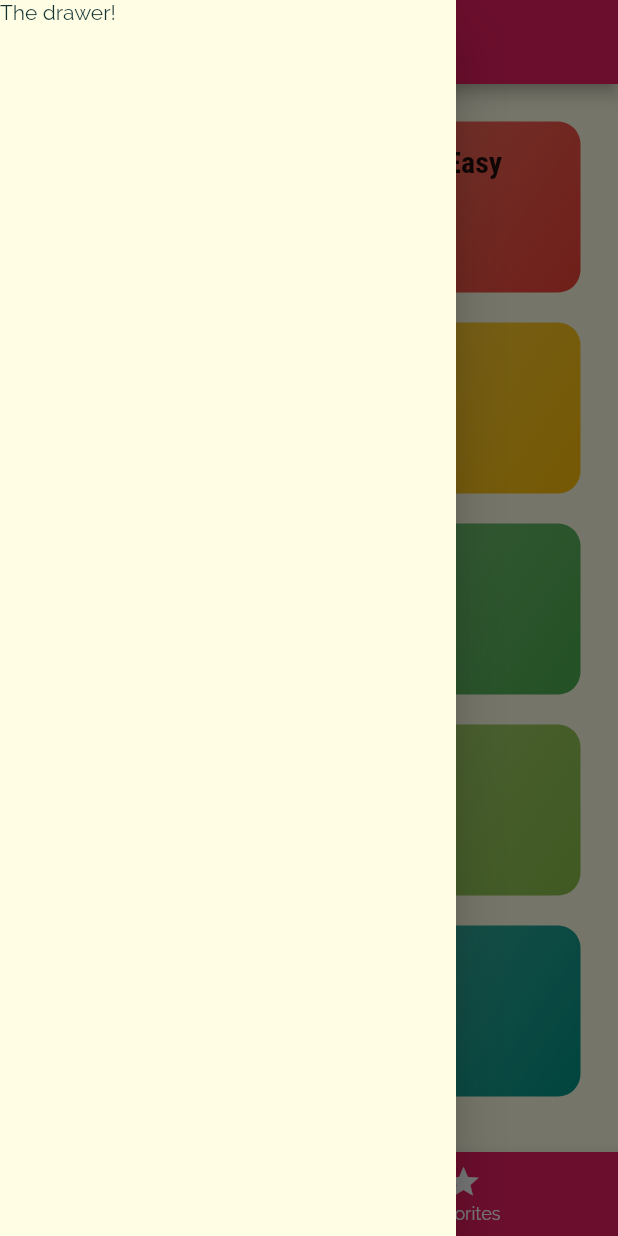
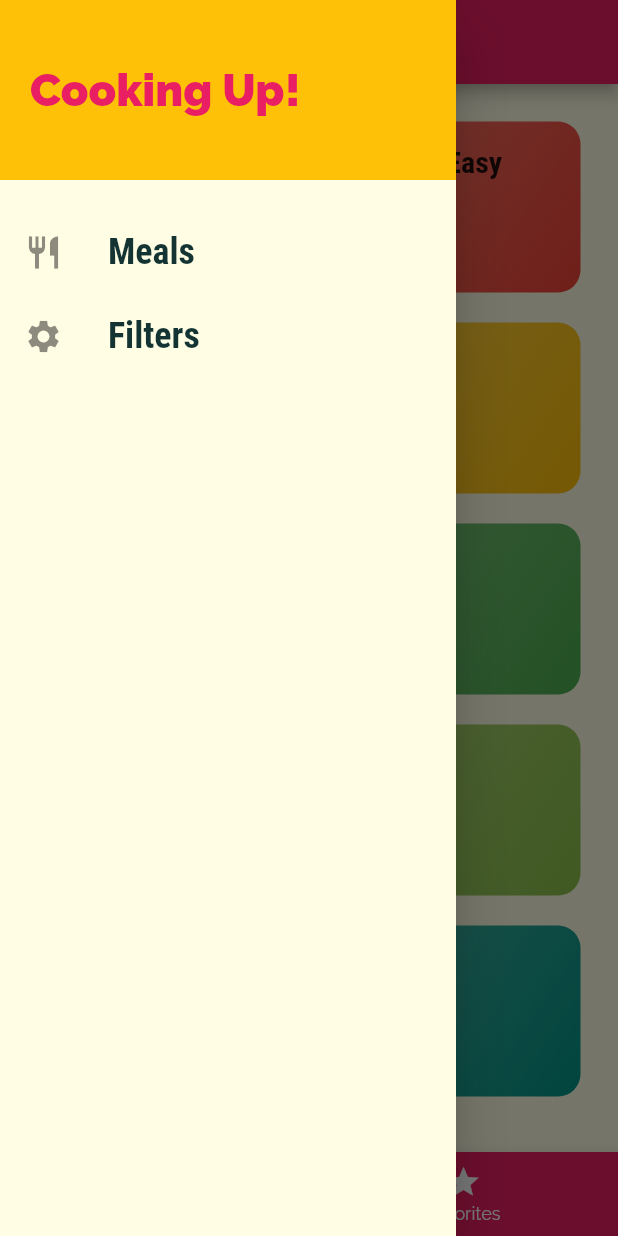
Before and after one commit to mohamedashraf1/Meals-app, a Flutter app: the screen it shows after launch, with the side drawer open, on a phone screen of 412 x 824 dp. Run offline on Flutter 3.47's test engine with Material 2 defaults, Android fonts, the phone set to English and light mode, and no system bars.

Commit message:
created a drawer and enhanced the app a little

```diff
--- a/MealsApp/lib/main.dart
+++ b/MealsApp/lib/main.dart
@@ -4,6 +4,7 @@ import 'screens/categories_screens.dart';
 import 'screens/category_meals_screen.dart';
 import 'screens/meal_detail_screen.dart';
 import 'screens/tabs_screen.dart';
+import 'screens/filters_screen.dart';
 
 void main() => runApp(MealsApp());
 
@@ -37,6 +38,7 @@ class MealsApp extends StatelessWidget {
         '/': (ctx) => TabsSreen(),
         CategoryMealsScreen.routeName: (ctx) => CategoryMealsScreen(),
         MealDetailScreen.routeName: (ctx) => MealDetailScreen(),
+        FiltersScreen.routeName: (ctx) => FiltersScreen(),
       },
       onGenerateRoute: (setting) {
         print(setting.arguments);
--- /dev/null
+++ b/MealsApp/lib/screens/filters_screen.dart
@@ -0,0 +1,18 @@
+import '../widgets/main_drawer.dart';
+import 'package:flutter/material.dart';
+
+class FiltersScreen extends StatelessWidget {
+  static const routeName = 'filters';
+  @override
+  Widget build(BuildContext context) {
+    return Scaffold(
+      appBar: AppBar(
+        title: Text("Your Filters"),
+      ),
+      body: Center(
+        child: Text("Filters"),
+      ),
+      drawer: MainDrawer(),
+    );
+  }
+}
--- a/MealsApp/lib/screens/tabs_screen.dart
+++ b/MealsApp/lib/screens/tabs_screen.dart
@@ -2,6 +2,7 @@ import 'package:flutter/material.dart';
 
 import './categories_screens.dart';
 import './favorites_screen.dart';
+import '../widgets/main_drawer.dart';
 
 class TabsSreen extends StatefulWidget {
   @override
@@ -35,9 +36,7 @@ class _TabsSreenState extends State<TabsSreen> {
           _pages[_selectedPageIndex]['title'],
         ),
       ),
-      drawer: Drawer(
-        child: Text("The drawer!"),
-      ),
+      drawer: MainDrawer(),
       body: _pages[_selectedPageIndex]['page'],
       bottomNavigationBar: BottomNavigationBar(
         onTap: _selectPage,
--- /dev/null
+++ b/MealsApp/lib/widgets/main_drawer.dart
@@ -0,0 +1,57 @@
+import 'package:flutter/material.dart';
+
+import '../screens/filters_screen.dart';
+
+class MainDrawer extends StatelessWidget {
+  Widget buildListTile(String title, IconData icon, Function tapHandler) {
+    return ListTile(
+      leading: Icon(
+        icon,
+        size: 26,
+      ),
+      title: Text(
+        title,
+        style: TextStyle(
+          fontFamily: 'RobotoCondensed',
+          fontSize: 24,
+          fontWeight: FontWeight.bold,
+        ),
+      ),
+      onTap: tapHandler,
+    );
+  }
+
+  @override
+  Widget build(BuildContext context) {
+    return Drawer(
+      child: Column(
+        children: [
+          Container(
+            height: 120,
+            width: double.infinity,
+            padding: EdgeInsets.all(20),
+            alignment: Alignment.centerLeft,
+            color: Theme.of(context).accentColor,
+            child: Text(
+              "Cooking Up!",
+              style: TextStyle(
+                fontWeight: FontWeight.w900,
+                fontSize: 30,
+                color: Theme.of(context).primaryColor,
+              ),
+            ),
+          ),
+          SizedBox(
+            height: 20,
+          ),
+          buildListTile('Meals', Icons.restaurant, () {
+            Navigator.of(context).pushReplacementNamed('/');
+          }),
+          buildListTile('Filters', Icons.settings, () {
+            Navigator.of(context).pushReplacementNamed(FiltersScreen.routeName);
+          }),
+        ],
+      ),
+    );
+  }
+}
```
Also changed, not shown: MealsApp/lib/screens/category_meals_screen.dart (+40 -15 lines), MealsApp/lib/screens/meal_detail_screen.dart (+8 -1 lines), MealsApp/lib/widgets/meal_item.dart (+12 -1 lines).
